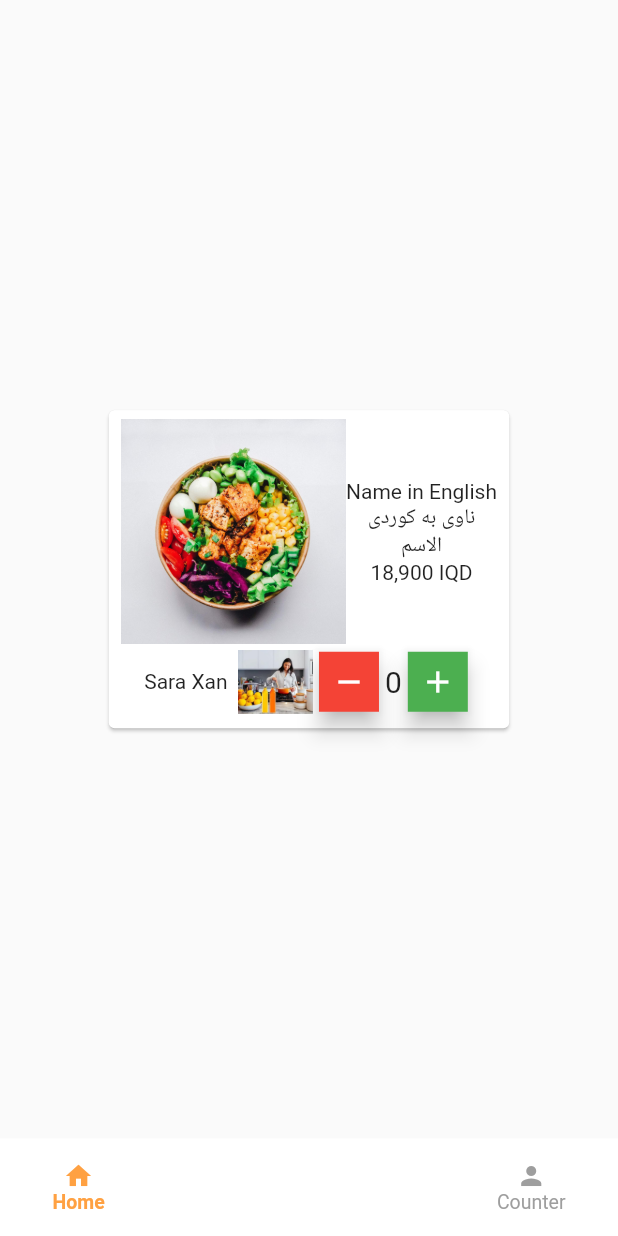
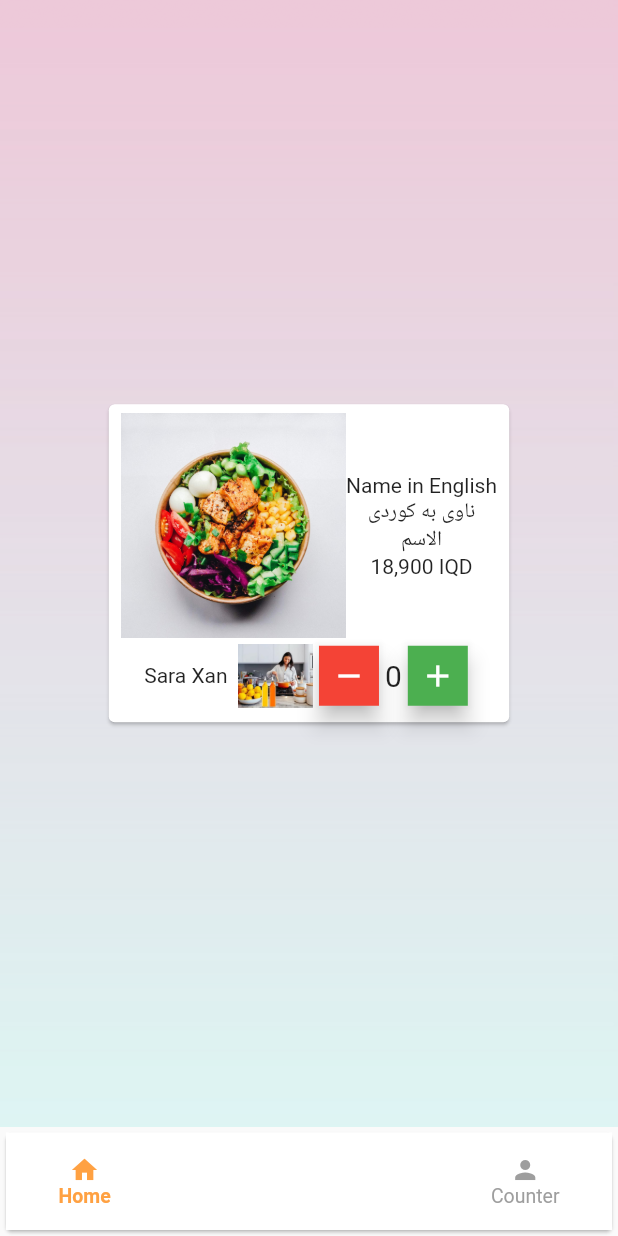
Before and after one commit to khalid-altuma/Datacode_App, a Flutter app: the screen it shows after launch, on a phone screen of 412 x 824 dp. Run offline on Flutter 3.47's test engine with Material 2 defaults, Android fonts, the phone set to English and light mode, and no system bars; drawn by our look-alikes of zoom_tap_animation; our stand-ins replace get.

Commit message:
second commit

```diff
--- a/lib/controller/main_wrapper_controller.dart
+++ b/lib/controller/main_wrapper_controller.dart
@@ -13,6 +13,7 @@ class MainWrapperController extends GetxController {
   RxBool isDarkTheme = false.obs;
   //
   RxInt value = 0.obs;
+  RxInt cost = 18000.obs;
 
 
   void add() {
--- a/lib/main_wrapper.dart
+++ b/lib/main_wrapper.dart
@@ -14,7 +14,8 @@ class MainWrapper extends StatelessWidget {
   Widget build(BuildContext context) {
     return Scaffold(
 
-      bottomNavigationBar: BottomAppBar(
+      bottomNavigationBar: Card(
+        child: BottomAppBar(
           elevation: 0,
           notchMargin: 10,
           child: Container(
@@ -35,6 +36,7 @@ class MainWrapper extends StatelessWidget {
                       context,
                       label: "Counter"),
                 ],
+              ),
             ),
           ),
         ),
--- a/lib/view/home_tab.dart
+++ b/lib/view/home_tab.dart
@@ -8,7 +8,16 @@ class HomeTab  extends GetView<MainWrapperController> {
   @override
   Widget build(BuildContext context) {
     Get.put(MainWrapperController());
-    return Center(
+    return Container(
+        height: double.infinity,
+        width: double.infinity,
+        decoration: const BoxDecoration(
+        image: DecorationImage(
+        opacity: 0.75,
+        image: AssetImage("assets/unsplash4.jpg"),
+        fit: BoxFit.cover),
+    ),
+    child: Center(
         child: SizedBox(
           width: 275.0,
           height: 220.0,
@@ -67,6 +76,7 @@ class HomeTab  extends GetView<MainWrapperController> {
             ),
           ),
         ),
+        ),
       );
   }
 }
```
Also changed, not shown: assets/unsplash4.jpg (added), pubspec.lock. Lines whose indentation alone changed are shown as unchanged.
